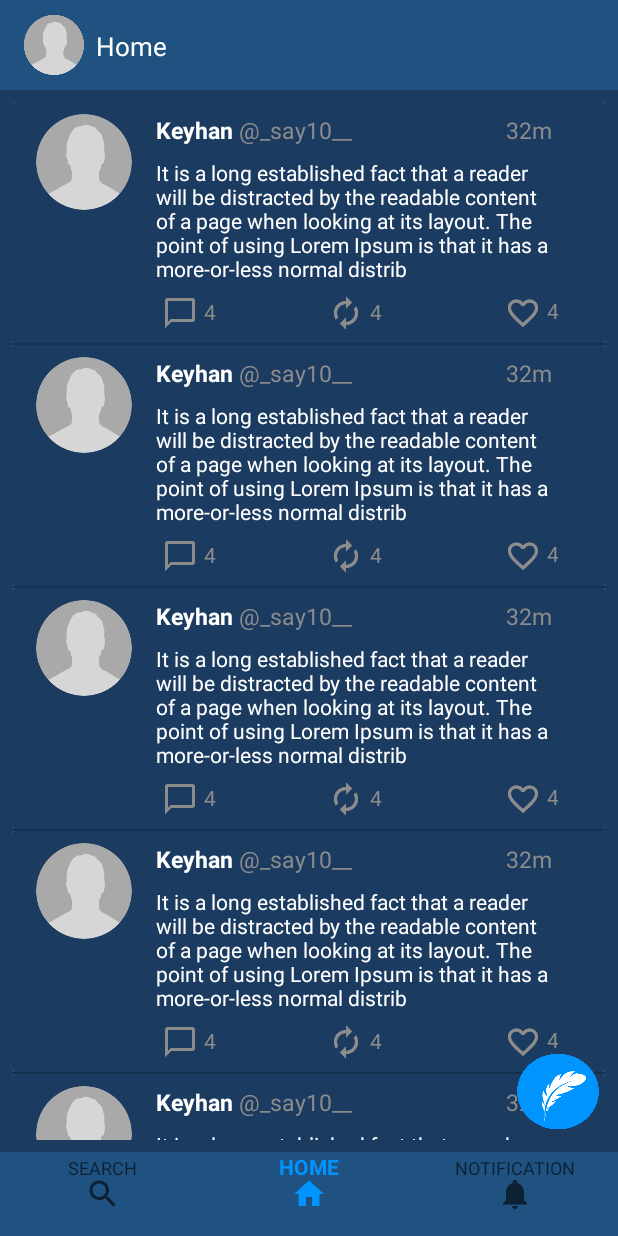
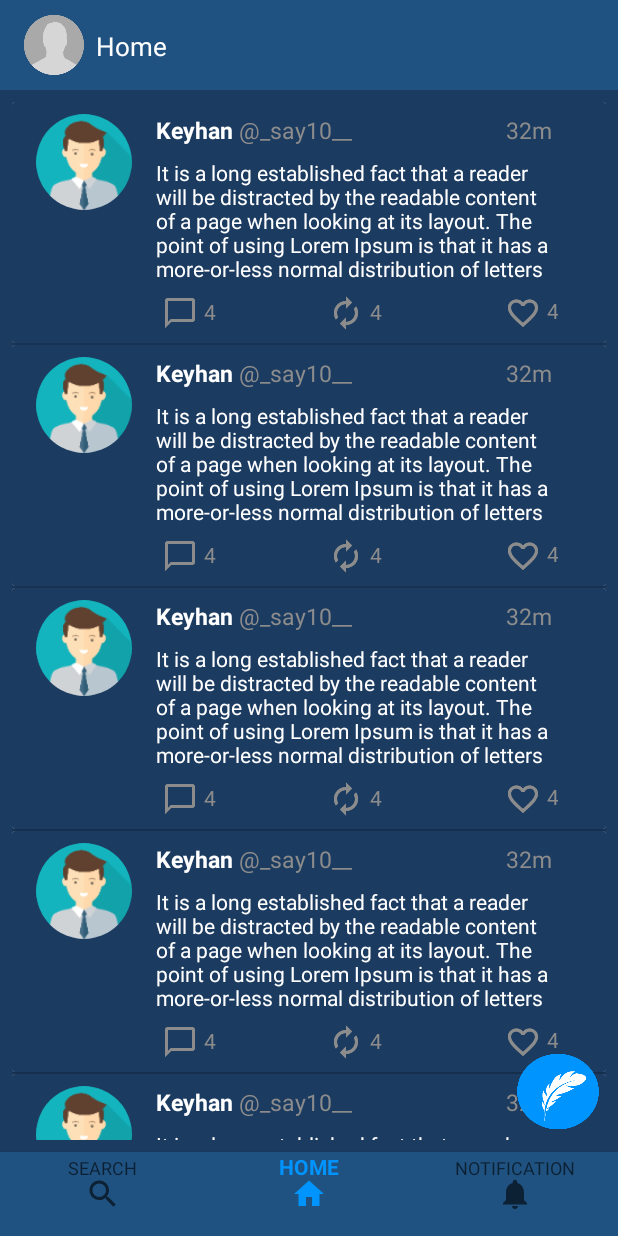
Before and after one commit to keyhanRayati/GoldenTwitter, an Android app: the HomeFragment screen opened directly, with no data from a screen before it, on a phone screen of 412 x 824 dp. Run offline under Robolectric (Android 15) with nearby library versions, the phone set to English and light mode, and no system bars; our stand-ins replace CircleImageView.

Commit message:
search complete

```diff
--- a/app/src/main/java/ir/co/arca/twitter/HomeFragment.java
+++ b/app/src/main/java/ir/co/arca/twitter/HomeFragment.java
@@ -44,7 +44,7 @@ public class HomeFragment extends Fragment {
 
     private void fillMessageList() {
         for (int i = 0; i < 50; i++) {
-            twitteList.add(new Twitte(R.drawable.avatar_picture, "Keyhan", "@_say10__",
+            twitteList.add(new Twitte(R.drawable.default_avatar, "Keyhan", "@_say10__",
                     "32m", "It is a long established fact that a reader will be distracted by the readable content of a page when looking at its layout. The point of using Lorem Ipsum is that it has a more-or-less normal distribution of letters",
                     R.drawable.ic_mention, R.drawable.ic_renew,
                     R.drawable.ic_favorite, "4", "4",
--- a/app/src/main/res/layout/activity_new_tweet.xml
+++ b/app/src/main/res/layout/activity_new_tweet.xml
@@ -68,7 +68,7 @@
         android:hint="What's happening?"
         android:background="@drawable/write_tweet_theme"
         android:textColorHint="@color/colorGray"
-        android:maxLength="200"
+        android:maxLength="280"
         android:textSize="16sp"
         android:textColor="@color/colorWhite"
         app:layout_constraintBottom_toBottomOf="parent"
--- a/app/src/main/res/layout/home_list_item.xml
+++ b/app/src/main/res/layout/home_list_item.xml
@@ -75,10 +75,9 @@
             android:layout_marginStart="16dp"
             android:layout_marginTop="8dp"
             android:layout_marginEnd="8dp"
-            android:layout_marginBottom="8dp"
             android:ems="17"
-            android:maxLength="200"
-            android:text=""
+            android:maxLength="280"
+            android:text="It is a long established fact that a reader will be distracted by the readable content of a page when looking at its layout. The point of using Lorem Ipsum is that it has a more-or-less normal distribution of letters"
             android:textColor="@color/colorWhite"
             android:textSize="14sp"
             app:layout_constraintBottom_toBottomOf="parent"
```
